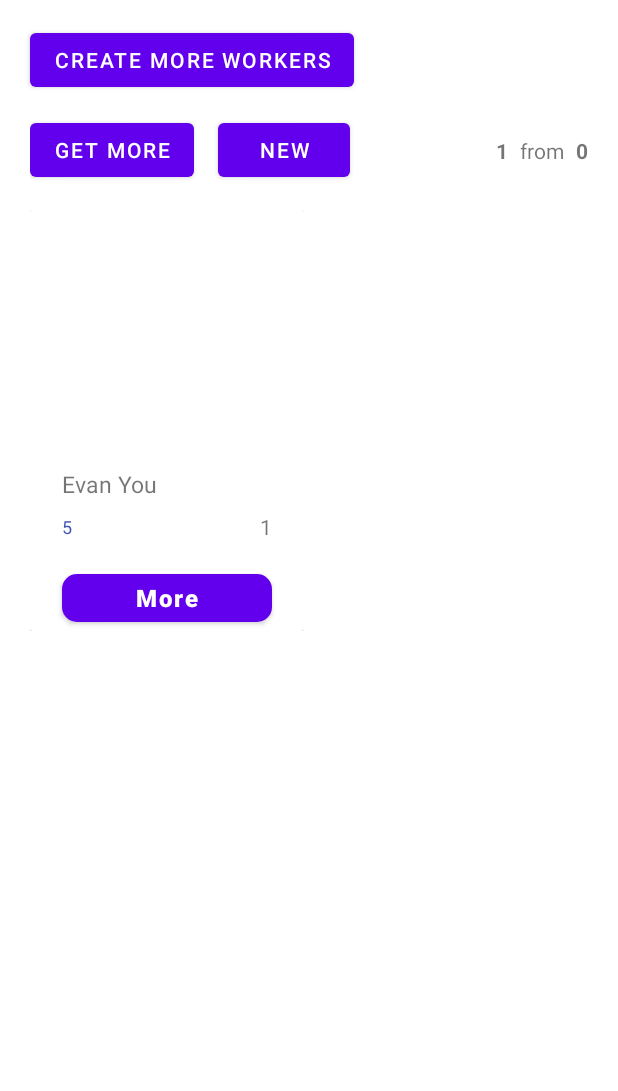
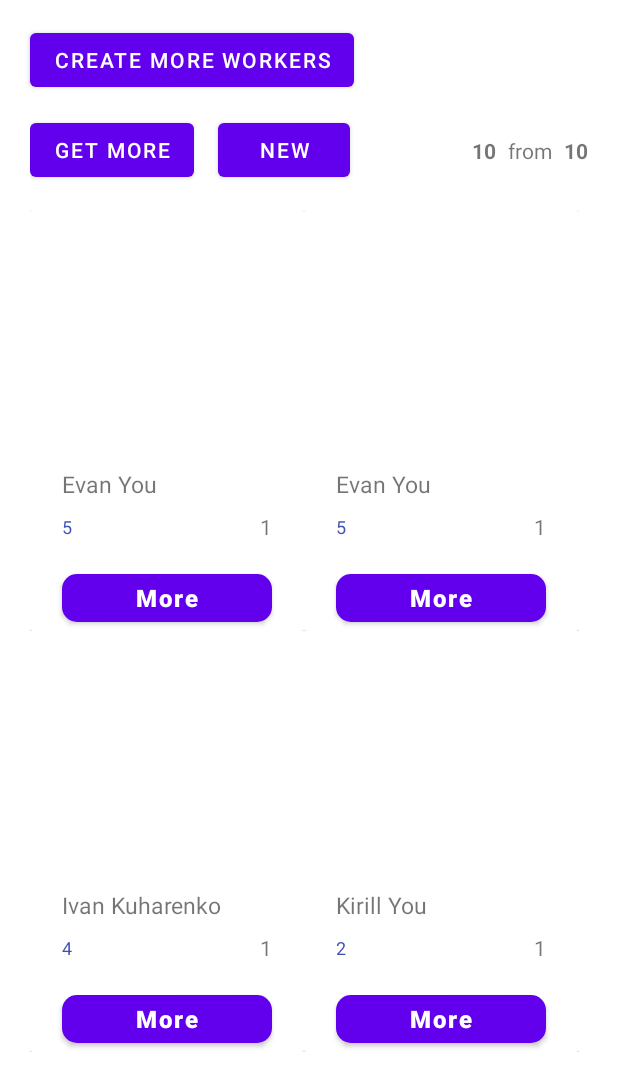
Before and after one commit to Loksli17/MobileJava-only-client-, an Android app: the screen it shows after launch (MainActivity), after a tap on "CREATE MORE WORKERS", on a phone screen of 412 x 824 dp. Shown: the top 1091 px of the screen. Run offline under Robolectric (Android 15) with nearby library versions, the phone set to English and light mode, and no system bars; 1 statement that could not run was skipped.

Commit message:
+ worker cv

```diff
--- a/app/src/main/java/com/example/databaseapp/Database/DbWorkers.java
+++ b/app/src/main/java/com/example/databaseapp/Database/DbWorkers.java
@@ -26,16 +26,19 @@ public class DbWorkers {
     public DbWorkers(Context ctx){
         OpenHelper openHelper = new OpenHelper(ctx);
         this.db = openHelper.getWritableDatabase();
-//        openHelper.onUpgrade(this.db, 1, 2); //! for db update. You should uncommit this code for update db
+//        openHelper.onUpgrade(this.db, 2, 3); //! for db update. You should uncommit this code for update db and change db versions
     }
 
 
     public long insert(Worker worker){
         ContentValues cv = new ContentValues();
+
         cv.put("name", worker.getName());
         cv.put("positionId", worker.getPositionId());
         cv.put("dateBorn", worker.getDbDateBorn());
         cv.put("img", worker.getImg());
+        cv.put("cv", worker.getCv());
+
         return db.insert("worker", null, cv);
     }
 
@@ -70,7 +73,7 @@ public class DbWorkers {
                 //It is OOP-pattern Builder. Why pattern? Because I wanna flex.
                 Worker worker = new WorkerBuilder()
                         .setId(id)
-                        .setDateBorn(new Date())
+                        .setDateBorn(dateBorn)
                         .setImg(img).setName(name)
                         .setPositionId(positionId)
                         .getWorker();
@@ -95,11 +98,13 @@ public class DbWorkers {
         Date   dateBorn   = formatter.parse(cursor.getString(2), new ParsePosition(0));
         long   positionId = cursor.getLong(3);
         String img        = cursor.getString(4);
+        String cv         = cursor.getString(5);
 
         Log.d("date", dateBorn.toString());
 
         worker = new WorkerBuilder()
                 .setId(id)
+                .setCv(cv)
                 .setDateBorn(dateBorn)
                 .setImg(img).setName(name)
                 .setPositionId(positionId)
--- a/app/src/main/java/com/example/databaseapp/MainActivity.java
+++ b/app/src/main/java/com/example/databaseapp/MainActivity.java
@@ -115,9 +115,12 @@ public class MainActivity extends AppCompatActivity {
                 runOnUiThread(() -> {
                     Toast.makeText(MainActivity.this, "New workers was created", Toast.LENGTH_SHORT).show();
                     adapter.notifyDataSetChanged();
+
+                    currentCount = workers.size();
+                    currentCountView.setText(String.valueOf(currentCount));
+                    getCount();
                 });
 
-                getWorkers();
             } catch (Exception e){
                 e.printStackTrace();
             }
--- a/app/src/main/java/com/example/databaseapp/Worker/OpenHelper.java
+++ b/app/src/main/java/com/example/databaseapp/Worker/OpenHelper.java
@@ -18,7 +18,7 @@ public class OpenHelper extends SQLiteOpenHelper {
     @Override
     public void onCreate(SQLiteDatabase db) {
         String query = "Create table " + TABLE_WORKER
-                + "(id INTEGER PRIMARY KEY AUTOINCREMENT, name TEXT, dateBorn DATE, positionId INT, img TEXT);";
+                + "(id INTEGER PRIMARY KEY AUTOINCREMENT, name TEXT, dateBorn DATE, positionId INT, img TEXT, cv TEXT);";
 
         db.execSQL(query);
     }
--- a/app/src/main/java/com/example/databaseapp/Worker/Worker.java
+++ b/app/src/main/java/com/example/databaseapp/Worker/Worker.java
@@ -15,6 +15,7 @@ public class Worker implements Serializable {
     private Date dateBorn   = new Date();
     private long positionId = 1;
     private String img      = "kek";
+    private String cv       = "";
 
 
     public void setName(String name) {
@@ -37,6 +38,12 @@ public class Worker implements Serializable {
         this.img = img;
     }
 
+    public void setCv(String cv) {
+        this.cv = cv;
+    }
+
+
+
     public String getName() {
         return name;
     }
@@ -57,6 +64,12 @@ public class Worker implements Serializable {
         return img;
     }
 
+    public String getCv() {
+        return cv;
+    }
+
+
+
     public String getDbDateBorn() {
 
         SimpleDateFormat formatter = new SimpleDateFormat("yyyy-MM-dd");
--- a/app/src/main/java/com/example/databaseapp/Worker/WorkerBuilder.java
+++ b/app/src/main/java/com/example/databaseapp/Worker/WorkerBuilder.java
@@ -32,6 +32,11 @@ public class WorkerBuilder {
         return this;
     }
 
+    public WorkerBuilder setCv(String cv){
+        this.worker.setCv(cv);
+        return this;
+    }
+
     public Worker getWorker(){
         return this.worker;
     }
--- a/app/src/main/java/com/example/databaseapp/Worker/WorkerDirector.java
+++ b/app/src/main/java/com/example/databaseapp/Worker/WorkerDirector.java
@@ -9,7 +9,7 @@ import java.util.ArrayList;
 
 public class WorkerDirector {
 
-    static int amount = 1;
+    static int amount = 10;
 
 
     private static int randNum() {
@@ -76,6 +76,8 @@ public class WorkerDirector {
         ArrayList<Integer> positionIds = WorkerDirector.initPositions();
         ArrayList<Date>    dates       = WorkerDirector.initDates();
 
+        String cv = "On the other hand, we denounce with righteous indignation and dislike men who are so beguiled and demoralized by the charms of pleasure of the moment, so blinded by desire, that they cannot foresee the pain and trouble that are bound to ensue; and equal blame belongs to those who fail in their duty through weakness of will, which is the same as saying through shrinking from toil and pain. These cases are perfectly simple and easy to distinguish. In a free hour, when our power of choice is untrammelled and when nothing prevents our being able to do what we like best, every pleasure is to be welcomed and every pain avoided.";
+
         for(int i = 0; i < amount; i++) {
 
             int[] randNumbers = new int[4];
@@ -91,6 +93,7 @@ public class WorkerDirector {
                     .setName(names.get(randNumbers[0]))
                     .setImg(images.get(randNumbers[1]))
                     .setDateBorn(date)
+                    .setCv(cv)
                     .setPositionId(positionIds.get(randNumbers[3]))
                     .getWorker();
 
--- a/app/src/main/java/com/example/databaseapp/WorkerViewActivity.java
+++ b/app/src/main/java/com/example/databaseapp/WorkerViewActivity.java
@@ -70,7 +70,7 @@ public class WorkerViewActivity extends AppCompatActivity {
         bundle.putString("name", worker.getName());
         bundle.putString("img", worker.getImg());
         bundle.putString("position", "Position");
-        bundle.putString("cv", "On the other hand, we denounce with righteous indignation and dislike men who are so beguiled and demoralized by the charms of pleasure of the moment, so blinded by desire, that they cannot foresee the pain and trouble that are bound to ensue; and equal blame belongs to those who fail in their duty through weakness of will, which is the same as saying through shrinking from toil and pain. These cases are perfectly simple and easy to distinguish. In a free hour, when our power of choice is untrammelled and when nothing prevents our being able to do what we like best, every pleasure is to be welcomed and every pain avoided. But in certain circumstances and owing to the claims of duty or the obligations of business it will frequently occur that pleasures have to be repudiated and annoyances accepted. The wise man therefore always holds in these matters to this principle of selection: he rejects pleasures to secure other greater pleasures, or else he endures pains to avoid worse pains.");
+        bundle.putString("cv",  worker.getCv());
         bundle.putString("date", worker.getDbDateBorn());
 
         workerView = new WorkerView();
```
